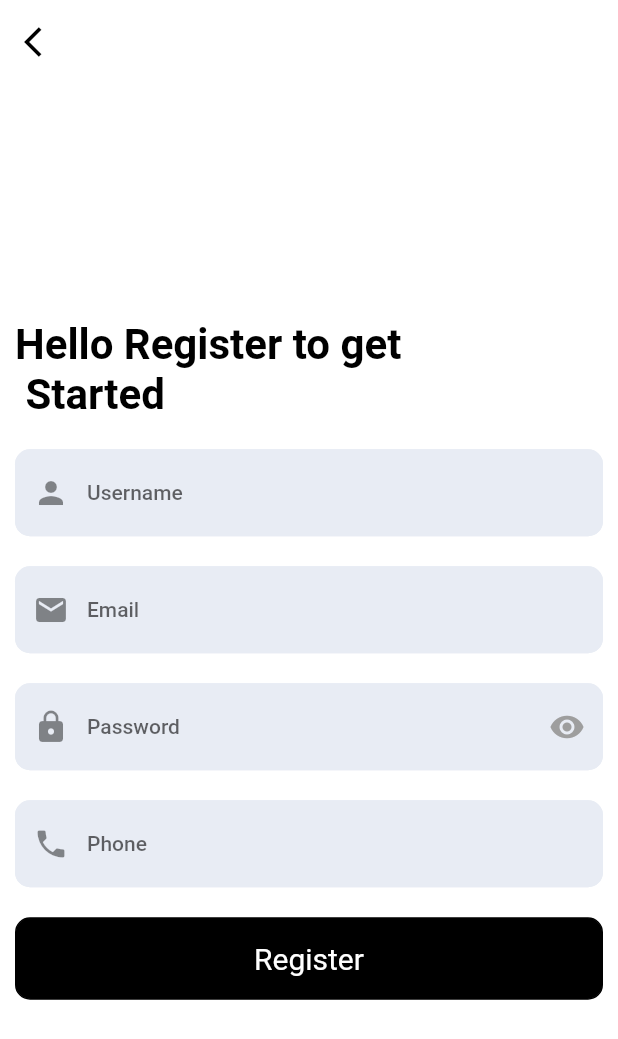
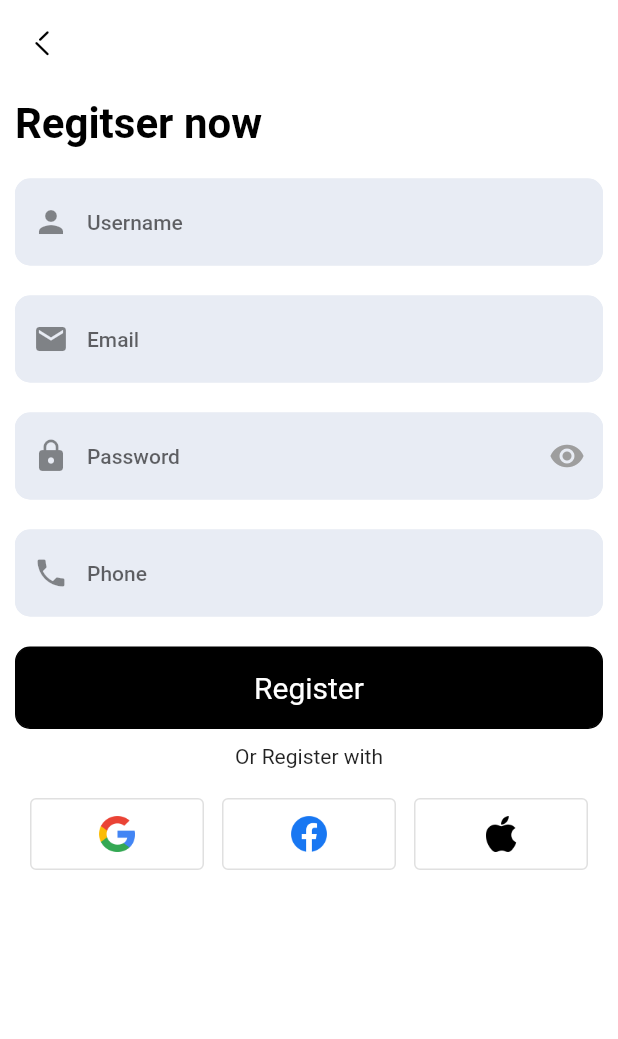
Before and after one commit to mohamedyasser951/LinkUP, a Flutter app: the screen it shows after launch, after a tap on "Register Now", on a phone screen of 412 x 824 dp. Shown: the top 1039 px of the screen. Run offline on Flutter 3.47's test engine with Material 2 defaults, Android fonts, the phone set to English and light mode, and no system bars; our stand-ins replace cloud_firestore, conditional_builder_null_safety, custom_navigation_bar, firebase_auth, firebase_core, firebase_storage and 5 more; accounts and stored records are empty; network calls fail.

Commit message:
third commit

```diff
--- a/lib/modules/home/home.dart
+++ b/lib/modules/home/home.dart
@@ -16,7 +16,7 @@ class HomeScreen extends StatelessWidget {
       builder: (context, state) {
         var cubit = HomeLayoutCubit.get(context);
         return ConditionalBuilder(
-            condition: cubit.posts.length != 0 ,
+            condition: cubit.posts.length > 0 ,
             builder: (context) {
               return SingleChildScrollView(
                 physics: const BouncingScrollPhysics(),
--- a/lib/modules/login_screen/login_screen.dart
+++ b/lib/modules/login_screen/login_screen.dart
@@ -1,6 +1,7 @@
 import 'package:conditional_builder_null_safety/conditional_builder_null_safety.dart';
 import 'package:flutter/material.dart';
 import 'package:flutter_bloc/flutter_bloc.dart';
+import 'package:font_awesome_flutter/font_awesome_flutter.dart';
 import 'package:socialapp/layout/home_layout.dart';
 import 'package:socialapp/modules/login_screen/cubit/cubit.dart';
 import 'package:socialapp/modules/login_screen/cubit/states.dart';
@@ -120,89 +121,35 @@ class LoginScreen extends StatelessWidget {
                               },
                             ),
                           ),
-                          // Padding(
-                          //   padding: const EdgeInsets.all(10.0),
-                          //   child: Row(
-                          //     children: [
-                          //       Container(
-                          //         height: 1,
-                          //         width:
-                          //             MediaQuery.of(context).size.height * 0.18,
-                          //         color: Colors.grey,
-                          //       ),
-                          //       const Text("Or Login with"),
-                          //       Container(
-                          //         height: 1,
-                          //         width:
-                          //             MediaQuery.of(context).size.height * 0.18,
-                          //         color: Colors.grey,
-                          //       ),
-                          //     ],
-                          //   ),
-                          // ),
-                          // Padding(
-                          //   padding: const EdgeInsets.all(8.0),
-                          //   child: Row(
-                          //     mainAxisAlignment: MainAxisAlignment.spaceEvenly,
-                          //     children: [
-                          //       Container(
-                          //           height: 50,
-                          //           width: 100,
-                          //           decoration: BoxDecoration(
-                          //             border: Border.all(
-                          //                 color: Colors.black, width: 1),
-                          //             borderRadius: BorderRadius.circular(10),
-                          //           ),
-                          //           child: IconButton(
-                          //             icon: const Icon(
-                          //               FontAwesomeIcons.facebookF,
-                          //               color: Colors.blue,
-                          //             ),
-                          //             onPressed: () {},
-                          //           )),
-                          //       Container(
-                          //         height: 50,
-                          //         width: 100,
-                          //         decoration: BoxDecoration(
-                          //           border: Border.all(
-                          //               color: Colors.black, width: 1),
-                          //           borderRadius: BorderRadius.circular(10),
-                          //         ),
-                          //         child: IconButton(
-                          //           icon:  const Icon(
-                          //             FontAwesomeIcons.google,
-
-                          //           ),
-                          //           onPressed: () async {},
-                          //         ),
-                          //       ),
-                          //       Container(
-                          //           height: 50,
-                          //           width: 100,
-                          //           decoration: BoxDecoration(
-                          //             border: Border.all(
-                          //                 color: Colors.black, width: 1),
-                          //             borderRadius: BorderRadius.circular(10),
-                          //           ),
-                          //           child: IconButton(
-                          //             icon: const Icon(
-                          //               FontAwesomeIcons.apple,
-
-                          //             ),
-                          //             onPressed: () {},
-                          //           ))
-                          //     ],
-                          //   ),
-                          // ),
-                          const SizedBox(
-                            height: 100,
+                          const Center(child: Text("Or Login with")),
+                          Center(
+                            child: Padding(
+                              padding: const EdgeInsets.symmetric(
+                                  vertical: 20.0, horizontal: 20.0),
+                              child: Row(
+                                children: [
+                                  Expanded(
+                                      child: AppOutlineButton(
+                                          asset: "assets/images/google.png",
+                                          onTap: () {})),
+                                  const SizedBox(width: 12),
+                                  Expanded(
+                                      child: AppOutlineButton(
+                                          asset: "assets/images/facebook.png",
+                                          onTap: () {})),
+                                  const SizedBox(width: 12),
+                                  Expanded(
+                                      child: AppOutlineButton(
+                                          asset: "assets/images/apple.png",
+                                          onTap: () {}))
+                                ],
                               ),
-                          Padding(
-                            padding: const EdgeInsets.fromLTRB(48, 8, 8, 8.0),
-                            child: Row(
-                              // mainAxisAlignment: MainAxisAlignment.spaceEvenly,
+                            ),
+                          ),
+                          Row(
+                            mainAxisAlignment: MainAxisAlignment.center,
                             children: [
-                                Text("Don't have an account?",
+                              const Text("Don't have an account?",
                                   style: TextStyle(
                                     color: Color(0xff1E232C),
                                     fontSize: 15,
@@ -213,14 +160,13 @@ class LoginScreen extends StatelessWidget {
                                       context: context,
                                       widget: RegisterScreen());
                                 }),
-                                  child: Text("  Register Now",
+                                child: const Text("  Register Now",
                                     style: TextStyle(
                                       color: Colors.grey,
                                       fontSize: 15,
                                     )),
                               )
                             ],
-                            ),
                           ),
                         ]),
                   ),
--- a/lib/modules/register_screen/register_screen.dart
+++ b/lib/modules/register_screen/register_screen.dart
@@ -10,6 +10,7 @@ import 'package:socialapp/modules/register_screen/cubit/states.dart';
 import 'package:socialapp/shared/componenet/component.dart';
 import 'package:socialapp/shared/componenet/constant.dart';
 import 'package:socialapp/shared/network/local/shared_helper.dart';
+import 'package:socialapp/shared/style/icon_broken.dart';
 
 class RegisterScreen extends StatelessWidget {
   RegisterScreen({super.key});
@@ -24,7 +25,6 @@ class RegisterScreen extends StatelessWidget {
     return BlocConsumer<CubitRegister, SocialRegisterStates>(
       listener: (context, state) {
         if (state is SocialCreateSuccesState) {
-
           SharedHelper.saveData(key: "uId", value: state.userModel.uId)
               .then((value) {
             uId = state.userModel.uId;
@@ -44,26 +44,30 @@ class RegisterScreen extends StatelessWidget {
                 onPressed: () {
                   Navigator.of(context).pop();
                 },
-                icon: const Icon(Icons.arrow_back_ios)),
+                icon: const Icon(IconBroken.Arrow___Left_2)),
           ),
-          body: Center(
-              child: SingleChildScrollView(
+          body: SingleChildScrollView(
             child: Form(
           key: formkey,
+          child: SingleChildScrollView(
             child: Column(
               crossAxisAlignment: CrossAxisAlignment.start,
               mainAxisAlignment: MainAxisAlignment.start,
               children: [
+
                 const Padding(
                   padding:
                       EdgeInsets.symmetric(vertical: 10.0, horizontal: 10),
-                    child: Text("Hello Register to get \n Started",
+                  child: Text("Regitser now ",
                       style: TextStyle(
                         color: Colors.black,
                         fontSize: 28,
                         fontWeight: FontWeight.bold,
                       )),
                 ),
+
+
+
                 CustomizedTextfield(
                   myController: nameController,
                   hintText: "Username",
@@ -116,6 +120,9 @@ class RegisterScreen extends StatelessWidget {
                     return null;
                   },
                 ),
+
+
+
                 ConditionalBuilder(
                   condition: state is! SocialRegisterLoadingState,
                   fallback: (context) => const Center(
@@ -135,11 +142,41 @@ class RegisterScreen extends StatelessWidget {
                     },
                     textColor: Colors.white,
                   ),
-                  )
+                ),
+
+
+                    const Center(child: Text("Or Register with")),
+
+                    Padding(
+                   padding: const EdgeInsets.symmetric(horizontal: 20.0,vertical: 20),
+                   child: Row(
+                     children: [
+                       Expanded(
+                           child: AppOutlineButton(
+                               asset: "assets/images/google.png",
+                               onTap: () {})),
+                       const SizedBox(width: 12),
+                       Expanded(
+                           child: AppOutlineButton(
+                               asset: "assets/images/facebook.png",
+                               onTap: () {})),
+                       const SizedBox(width: 12),
+                       Expanded(
+                           child: AppOutlineButton(
+                               asset: "assets/images/apple.png",
+                               onTap: () {}))
                      ],
                    ),
                  ),
-          )),
+
+
+
+
+              ],
+            ),
+          ),
+            ),
+          ),
         );
       },
     );
--- a/lib/shared/componenet/component.dart
+++ b/lib/shared/componenet/component.dart
@@ -10,7 +10,7 @@ class CustomizedTextfield extends StatelessWidget {
   final Function? suffixPressed;
   final String? Function(String? val) validator;
   final IconData? suffixIcon;
-   final IconData? prefixIcon;
+  final IconData? prefixIcon;
   const CustomizedTextfield(
       {Key? key,
       required this.myController,
@@ -18,7 +18,9 @@ class CustomizedTextfield extends StatelessWidget {
       this.isPassword,
       this.suffixIcon,
       this.suffixPressed,
-      required this.validator, this.prefixIcon, this.label})
+      required this.validator,
+      this.prefixIcon,
+      this.label})
       : super(key: key);
 
   @override
@@ -27,22 +29,23 @@ class CustomizedTextfield extends StatelessWidget {
       padding: const EdgeInsets.all(10.0),
       child: TextFormField(
         validator: validator,
-
+        controller: myController,
         keyboardType: isPassword!
             ? TextInputType.visiblePassword
             : TextInputType.emailAddress,
         enableSuggestions: isPassword! ? false : true,
         autocorrect: isPassword! ? false : true,
         obscureText: isPassword ?? true,
-        controller: myController,
         decoration: InputDecoration(
           prefixIcon: Icon(prefixIcon),
-          suffixIcon: IconButton(
-            icon: Icon(suffixIcon, color: Colors.grey),
-            onPressed: () {
-              suffixPressed!();
-            },
-          ),
+          suffixIcon: suffixIcon != null
+              ? IconButton(
+                  icon: Icon(suffixIcon, color: Colors.grey),
+                  onPressed: () {
+                    suffixPressed!();
+                  },
+                )
+              : null,
           enabledBorder: OutlineInputBorder(
               borderSide: const BorderSide(color: Color(0xffE8ECF4), width: 1),
               borderRadius: BorderRadius.circular(10)),
@@ -52,12 +55,8 @@ class CustomizedTextfield extends StatelessWidget {
           fillColor: const Color(0xffE8ECF4),
           filled: true,
           hintText: hintText,
-         // labelText: label,
-          //label: Text(label!),
           border: OutlineInputBorder(
-
             borderRadius: BorderRadius.circular(10),
-
           ),
         ),
       ),
@@ -104,6 +103,29 @@ class CustomizedButton extends StatelessWidget {
   }
 }
 
+
+
+class AppOutlineButton extends StatelessWidget {
+  final String asset;
+  final VoidCallback onTap;
+
+  AppOutlineButton({required this.asset, required this.onTap});
+
+  @override
+  Widget build(BuildContext context) {
+    return OutlinedButton(
+      onPressed: () => onTap,
+      child: Padding(
+        padding: EdgeInsets.all(12),
+        child: Image.asset(
+          asset,
+          height: 24,
+        ),
+      ),
+    );
+
+  }
+}
 navigateTo({required BuildContext context, required Widget widget}) {
   Navigator.of(context).push(MaterialPageRoute(builder: ((context) => widget)));
 }
@@ -156,7 +178,10 @@ PreferredSizeWidget CustomizedAppBar(
         List<Widget>? actions}) =>
     AppBar(
       titleSpacing: 1,
-      title: Text(title,style: const TextStyle(color: Colors.black),),
+      title: Text(
+        title,
+        style: const TextStyle(color: Colors.black),
+      ),
       actions: actions,
       leading: IconButton(
         icon: const Icon(IconBroken.Arrow___Left_2),
--- a/pubspec.yaml
+++ b/pubspec.yaml
@@ -77,9 +77,9 @@ flutter:
   uses-material-design: true
 
   # To add assets to your application, add an assets section, like this:
-  # assets:
-  #   - images/a_dot_burr.jpeg
-  #   - images/a_dot_ham.jpeg
+  assets:
+    - assets/images/
+
 
   # An image asset can refer to one or more resolution-specific "variants", see
   # https://flutter.dev/assets-and-images/#resolution-aware
```
Also changed, not shown: lib/modules/chat_details/chat_details.dart (added, +156 -0 lines), lib/modules/chats/chat_screen.dart (+11 -7 lines), assets/images/apple.png (added), assets/images/facebook.png (added), assets/images/google.png (added). Lines whose indentation alone changed are shown as unchanged.
